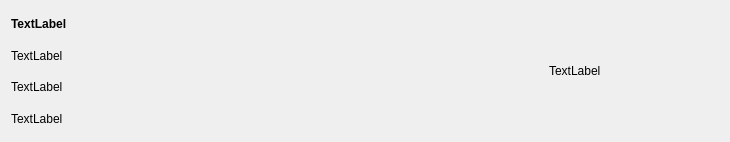
Above: ui/order_item_widget.ui from Leevandr/demo_final before the change. Below: the same form after it.
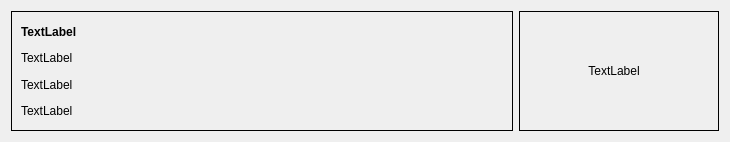
That is the form after the change.

Commit message: UI файл с QFrame, фикс выделения: селектор по имени не каскадирует на labels

What changed in the file:
```diff
--- a/ui/order_item_widget.ui
+++ b/ui/order_item_widget.ui
@@ -19,7 +19,14 @@
      <item>
       <layout class="QHBoxLayout" name="horizontalLayout_2">
        <item>
-        <layout class="QVBoxLayout" name="verticalLayout_2">
+        <widget class="QFrame" name="frame_left">
+         <property name="frameShape">
+          <enum>QFrame::Box</enum>
+         </property>
+         <property name="frameShadow">
+          <enum>QFrame::Plain</enum>
+         </property>
+         <layout class="QVBoxLayout" name="left_layout">
          <item>
           <widget class="QLabel" name="label_articul">
            <property name="font">
@@ -55,7 +62,23 @@
           </widget>
          </item>
         </layout>
+        </widget>
        </item>
+       <item>
+        <widget class="QFrame" name="frame_right">
+         <property name="maximumSize">
+          <size>
+           <width>200</width>
+           <height>16777215</height>
+          </size>
+         </property>
+         <property name="frameShape">
+          <enum>QFrame::Box</enum>
+         </property>
+         <property name="frameShadow">
+          <enum>QFrame::Plain</enum>
+         </property>
+         <layout class="QVBoxLayout" name="right_layout">
        <item>
         <widget class="QLabel" name="label_delivery_date">
          <property name="maximumSize">
@@ -64,9 +87,15 @@
            <height>16777215</height>
           </size>
          </property>
+            <property name="alignment">
+             <set>Qt::AlignCenter</set>
+            </property>
          <property name="text">
           <string>TextLabel</string>
          </property>
+           </widget>
+          </item>
+         </layout>
         </widget>
        </item>
       </layout>
```
Lines whose indentation alone changed are shown as unchanged. The commit also changes 2 other files.
